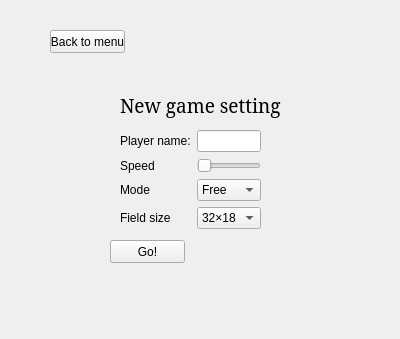
Old version of the form code/wgt_pages/page_configuration.ui in the repository fostfox/snake_game.
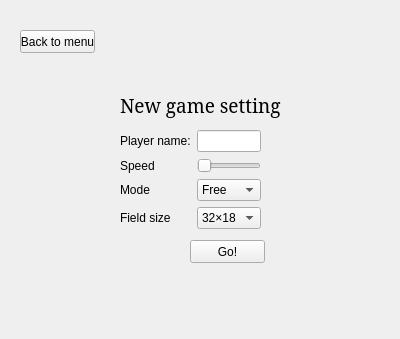
New version of the form.

What changed in the file:
```diff
--- a/code/wgt_pages/page_configuration.ui
+++ b/code/wgt_pages/page_configuration.ui
@@ -35,7 +35,7 @@
   <widget class="QPushButton" name="pushButton_2">
    <property name="geometry">
     <rect>
-     <x>50</x>
+     <x>20</x>
      <y>30</y>
      <width>75</width>
      <height>23</height>
@@ -137,7 +137,7 @@
   <widget class="QPushButton" name="pushButton">
    <property name="geometry">
     <rect>
-     <x>110</x>
+     <x>190</x>
      <y>240</y>
      <width>75</width>
      <height>23</height>
```
Left out of the diff: 17 changed lines with no effect on the pictures.
